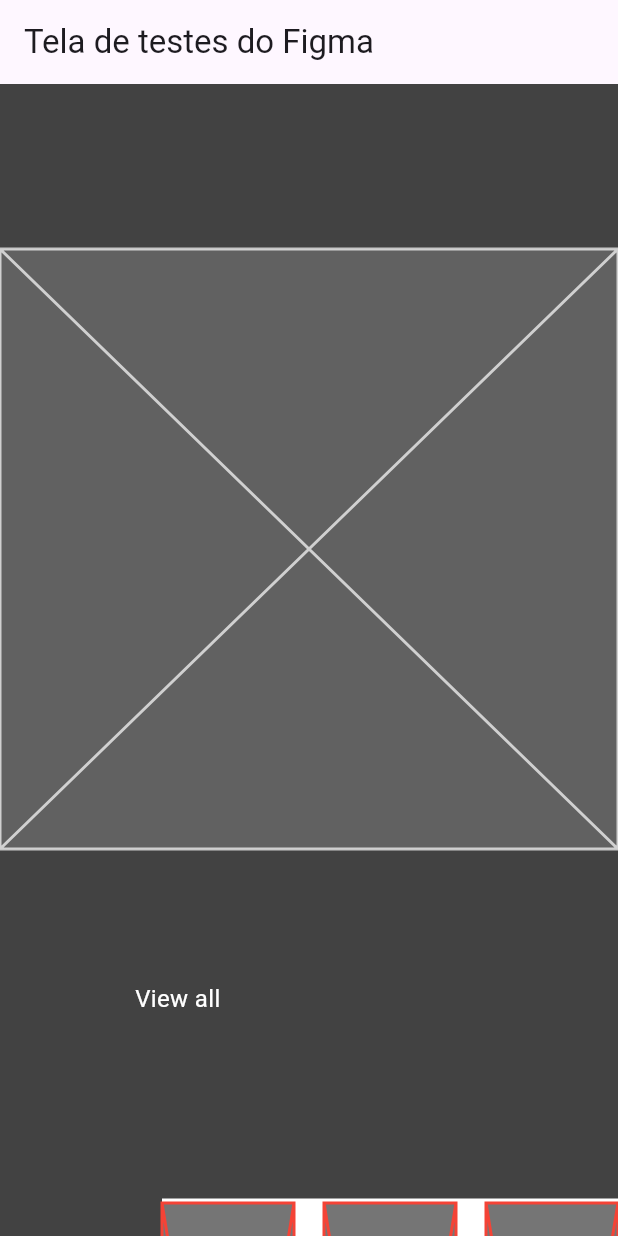
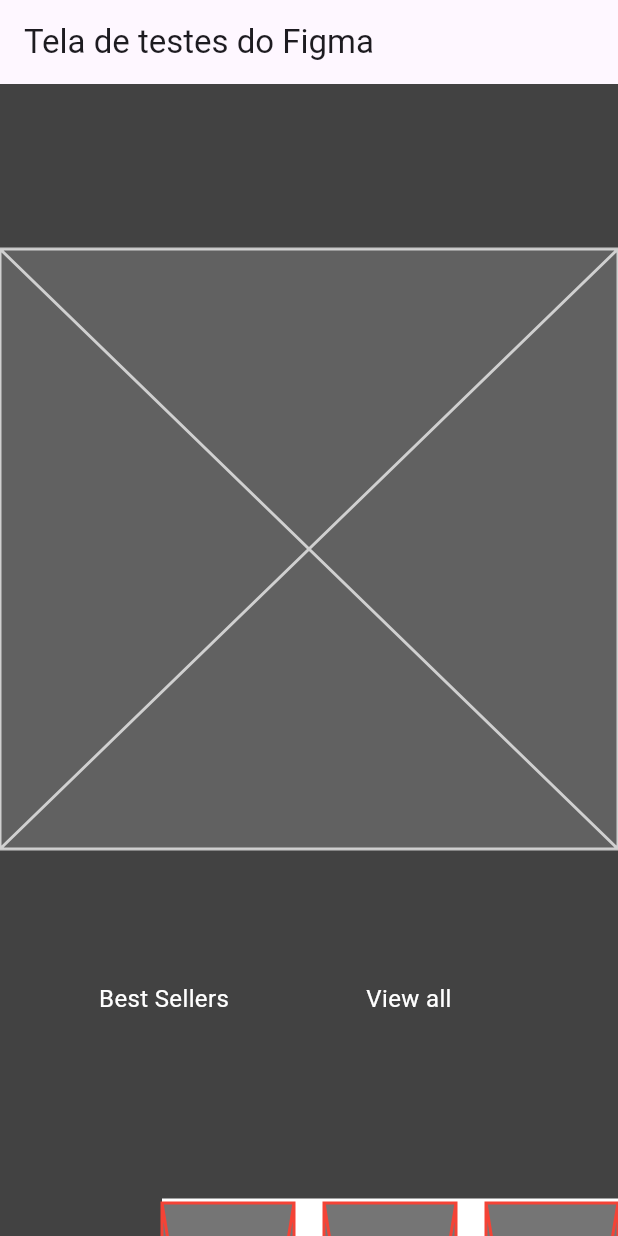
Before and after one commit to mhbm/flutterTestes, a Flutter app: the screen it shows after launch, on a phone screen of 412 x 824 dp. Run offline on Flutter 3.47's test engine with Material 3 defaults, Android fonts, the phone set to English and light mode, and no system bars.

Commit message:
Change the second element to be responsive
Signed-off-by: Mateus Macedo <mhbassomacedo@gmail.com>

```diff
--- a/lib/main.dart
+++ b/lib/main.dart
@@ -75,7 +75,7 @@ class _MyHomePageState extends State<MyHomePage> {
                           flex: 1,
                           fit: FlexFit.tight,
                           child: Container(
-                            margin: const EdgeInsets.only(left: 108),
+                            margin:  EdgeInsets.only(left: 0.16 * MediaQuery.of(context).size.width),
                             width: 208,
                             height: 45,
                             child: const Text(
@@ -89,7 +89,7 @@ class _MyHomePageState extends State<MyHomePage> {
                           flex: 0,
                           fit: FlexFit.tight,
                           child: Container(
-                            margin: const EdgeInsets.only(right: 220),
+                            margin:  EdgeInsets.only(right: 0.16 * MediaQuery.of(context).size.width),
                             width: 102,
                             height: 45,
                             child: const Text(
```
